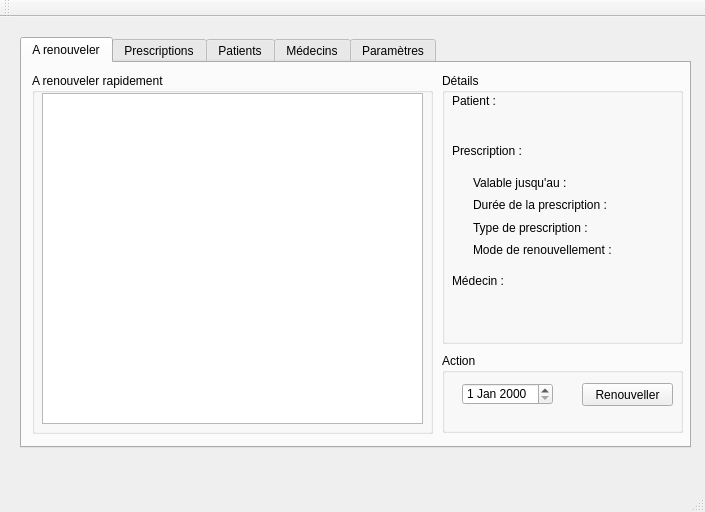
Qt form mainwindow.ui (TeamJTM/hosto) before a commit.
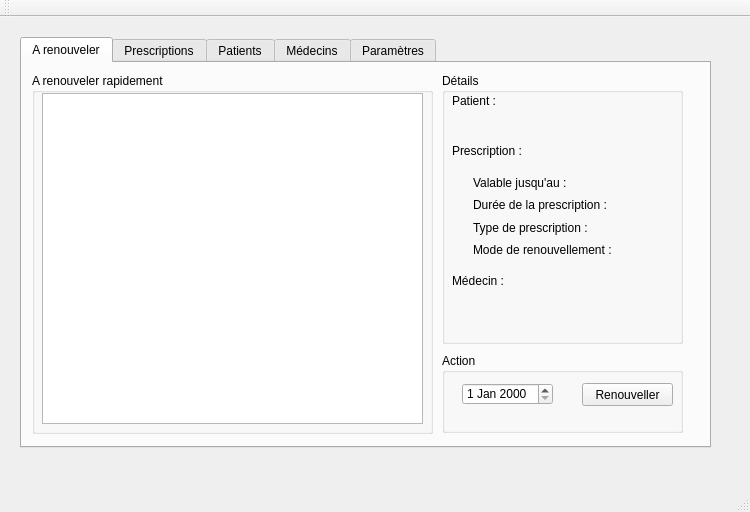
The same form after that commit.

Commit message: Ajout de renouveller

Patch:
```diff
--- a/mainwindow.ui
+++ b/mainwindow.ui
@@ -6,19 +6,19 @@
    <rect>
     <x>0</x>
     <y>0</y>
-    <width>705</width>
+    <width>750</width>
     <height>512</height>
    </rect>
   </property>
   <property name="minimumSize">
    <size>
-    <width>705</width>
+    <width>750</width>
     <height>512</height>
    </size>
   </property>
   <property name="maximumSize">
    <size>
-    <width>705</width>
+    <width>750</width>
     <height>512</height>
    </size>
   </property>
@@ -31,7 +31,7 @@
      <rect>
       <x>20</x>
       <y>20</y>
-      <width>671</width>
+      <width>691</width>
       <height>411</height>
      </rect>
     </property>
```
Left out of the diff: 2 changed lines with no effect on the pictures. The commit also changes 1 other file.
